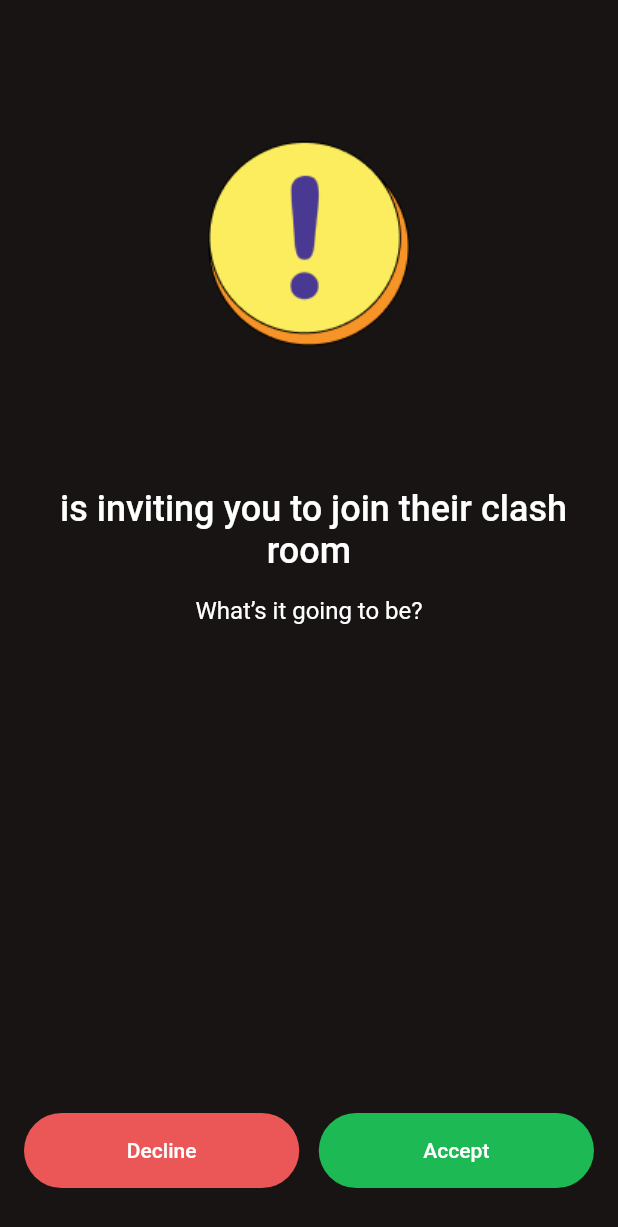
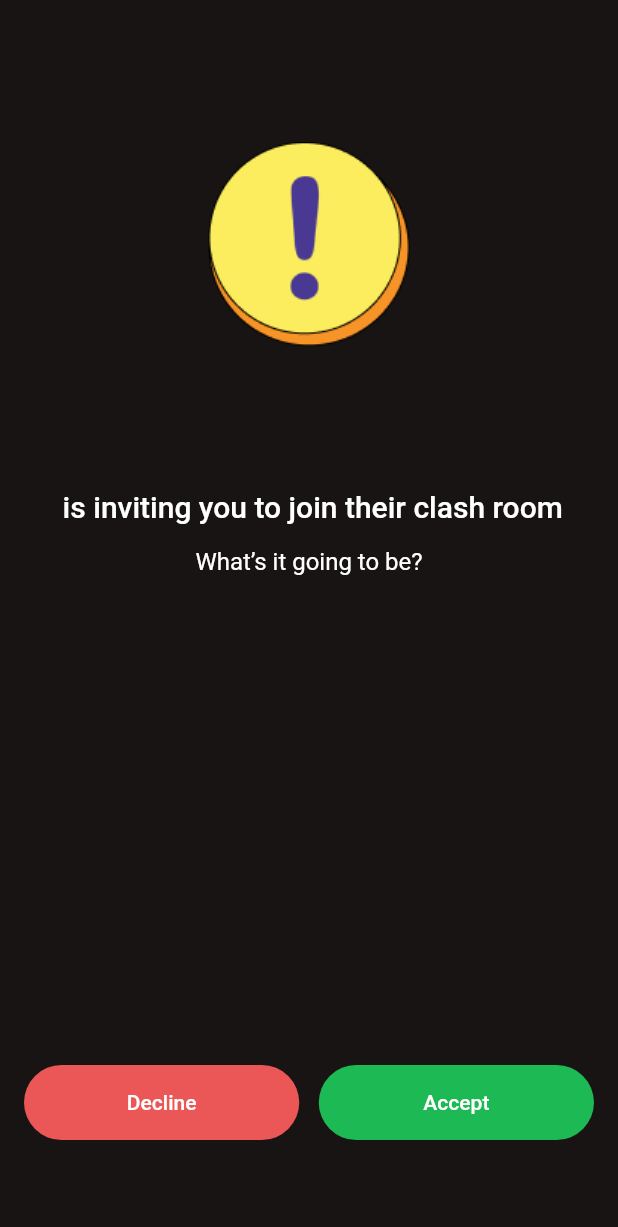
Before and after one commit to Nkwachi-N/Clash, a Flutter app: the ReceivedInviteScreen screen opened directly with empty values, on a phone screen of 412 x 824 dp. Shown: the top 1227 px of the screen. Run offline on Flutter 3.47's test engine with Material 2 defaults, Android fonts, the phone set to English and light mode, and no system bars; our stand-ins replace cloud_firestore, dio, dotted_decoration, firebase_core, flutter_spinkit, flutter_svg and 4 more; missing offline and left inert: flutter_web_auth, onesignal_flutter, pkce; accounts and stored records are empty.

Commit message:
invite interaction

```diff
--- a/lib/core/provider/user_provider.dart
+++ b/lib/core/provider/user_provider.dart
@@ -1,5 +1,5 @@
 import 'package:clash_flutter/core/models/http_response.dart';
-import 'package:clash_flutter/core/repository/notification_util.dart';
+import 'package:clash_flutter/core/util/notification_util.dart';
 import 'package:clash_flutter/core/repository/user_repository.dart';
 import 'package:clash_flutter/routes/route_generator.dart';
 import 'package:flutter/cupertino.dart' show ChangeNotifier;
--- a/lib/screens/home_screen.dart
+++ b/lib/screens/home_screen.dart
@@ -1,4 +1,4 @@
-import 'package:clash_flutter/core/repository/notification_util.dart';
+import 'package:clash_flutter/core/util/notification_util.dart';
 import 'package:flutter/material.dart';
 import 'package:flutter_svg/flutter_svg.dart';
 import '../routes/route_generator.dart';
@@ -60,7 +60,7 @@ class _HomeScreenState extends State<HomeScreen> {
         child: Center(
             child: TextButton(
           onPressed: () {
-           Navigator.of(context).pushNamed(RouteGenerator.clashModeScreen);
+           Navigator.of(context).pushNamed(RouteGenerator.createClashRoomScreen,arguments: 'Kwaz');
           },
           child: const Text(
             'Play',
--- a/lib/screens/invite/received_invite_screen.dart
+++ b/lib/screens/invite/received_invite_screen.dart
@@ -1,5 +1,12 @@
 import 'package:clash_flutter/colors.dart';
+import 'package:clash_flutter/core/constants.dart';
+import 'package:clash_flutter/core/provider/game_provider.dart';
+import 'package:clash_flutter/core/util/notification_util.dart';
+import 'package:clash_flutter/routes/route_generator.dart';
+import 'package:clash_flutter/screens/success_screen.dart';
 import 'package:flutter/material.dart';
+import 'package:flutter_spinkit/flutter_spinkit.dart';
+import 'package:provider/provider.dart';
 
 class ReceivedInviteScreen extends StatelessWidget {
   final String userName;
@@ -11,25 +18,26 @@ class ReceivedInviteScreen extends StatelessWidget {
 
   @override
   Widget build(BuildContext context) {
+    final textTheme = Theme
+        .of(context)
+        .textTheme;
     return SafeArea(
       child: Scaffold(
-
         body: Padding(
           padding: const EdgeInsets.symmetric(horizontal: 16.0),
           child: Column(
             children: [
-
               Expanded(
                 child: Image.asset('assets/images/exclamation.png'),
               ),
               Padding(
                 padding: const EdgeInsets.symmetric(horizontal: 16.0),
-                child: Text('$userName is inviting you to join their clash room',
+                child:
+                Text('$userName is inviting you to join their clash room',
                   textAlign: TextAlign.center,
-                    style: const TextStyle(
-                      fontSize: 24.0,
+                  style: textTheme.headline6?.copyWith(
                     fontWeight: FontWeight.w500,
-                    )),
+                  ),),
               ),
               const SizedBox(
                 height: 16.0,
@@ -42,13 +50,21 @@ class ReceivedInviteScreen extends StatelessWidget {
                 ),
               ),
               const Spacer(),
-              Row(
+              Selector<GameProvider, bool>(
+                  selector: (context, provider) => provider.decidingInvite,
+                  builder: (context, decidingInvite, child) {
+                    return Row(
                       children: [
                         Expanded(
                             child: TextButton(
-                    onPressed: () {},
-                    style: TextButton.styleFrom(
-                      backgroundColor: ClashColors.red,
+                              onPressed: decidingInvite ? null : () => declineInvite(context),
+                              style: ButtonStyle(
+                              backgroundColor: MaterialStateProperty.resolveWith((states){
+                                if(states.contains(MaterialState.disabled)) {
+                                  return ClashColors.grey700;
+                                }
+                                return ClashColors.red;
+                              })
                               ),
                               child: const Text('Decline'),
                             )),
@@ -57,10 +73,42 @@ class ReceivedInviteScreen extends StatelessWidget {
                         ),
                         Expanded(
                             child: TextButton(
-                    onPressed: () {},
+                              onPressed: decidingInvite ? null : () => acceptInvite(context),
                               child: const Text('Accept'),
                             )),
                       ],
+                    );
+                  }
+              ),
+              const SizedBox(
+                height: 16.0,
+              ),
+              Selector<GameProvider,InviteState>(
+                  selector: (context, provider) => provider.inviteState,
+                  builder: (context, invite,child) {
+                  return Visibility(
+                    visible: invite != InviteState.unDecided,
+                    child: Row(
+                      mainAxisAlignment: MainAxisAlignment.center,
+                      crossAxisAlignment: CrossAxisAlignment.end,
+                      children: [
+                        Text('${invite.toMessage()} invite', style:textTheme.subtitle1?.copyWith(
+                          color: ClashColors.green200,
+                        ),),
+                        const SizedBox(
+                          width: 4.0,
+                        ),
+                        const SpinKitThreeBounce(
+                          color: ClashColors.green200,
+                          size: Constants.kButtonLoaderSize,
+                        )
+                      ],
+                    ),
+                    replacement: const SizedBox(
+                      height: 16.0,
+                    ),
+                  );
+                }
               ),
               const SizedBox(
                 height: 32.0,
@@ -71,4 +119,43 @@ class ReceivedInviteScreen extends StatelessWidget {
       ),
     );
   }
+
+  void acceptInvite(BuildContext context) {
+    context.read<GameProvider>().decide(userName,InviteState.accepted).then((value) {
+      if (value) {
+        Navigator.of(context).pushNamed(
+          RouteGenerator.successScreen,
+          arguments: SuccessScreenArgs(
+              title: 'You’ve joined $userName’s clash room',
+              onTap: () {
+                //TODO:Navigate to game screen.
+              },
+              subtitle: 'The stage is set'),
+        );
+      } else {
+        _showSnackBar(context, 'Error accepting invite, please try again.');
       }
+    });
+  }
+
+  void declineInvite(BuildContext context) {
+    context.read<GameProvider>().decide(userName,InviteState.declined).then((value) {
+      if (value) {
+        if (Navigator.canPop(context)) {
+          Navigator.of(context).pop();
+        } else {
+          Navigator.of(context).pushNamedAndRemoveUntil(
+              RouteGenerator.homeScreen, (
+              route) => false);
+        }
+      } else {
+        _showSnackBar(context, 'Error declining invite, please try again.');
+      }
+    });
+  }
+
+  void _showSnackBar(BuildContext context, String message) {
+    final snackBar = SnackBar(content: Text(message));
+    ScaffoldMessenger.of(context).showSnackBar(snackBar);
+  }
+}
```
Also changed, not shown: lib/core/provider/game_provider.dart (+60 -6 lines), lib/core/repository/notification_util.dart (deleted, +0 -86 lines), lib/core/util/notification_util.dart (added, +160 -0 lines), lib/routes/route_generator.dart (+18 -9 lines), lib/screens/create_clash_room.dart (+4 -4 lines), lib/screens/invite/invite_declined_screen.dart (renamed from lib/screens/invite/invite_state_screen.dart, +26 -11 lines), lib/screens/invite/invite_sent_screen.dart (+7 -1 lines), lib/screens/success_screen.dart (added, +71 -0 lines), assets/images/warning.png (added). Lines whose indentation alone changed are shown as unchanged.
